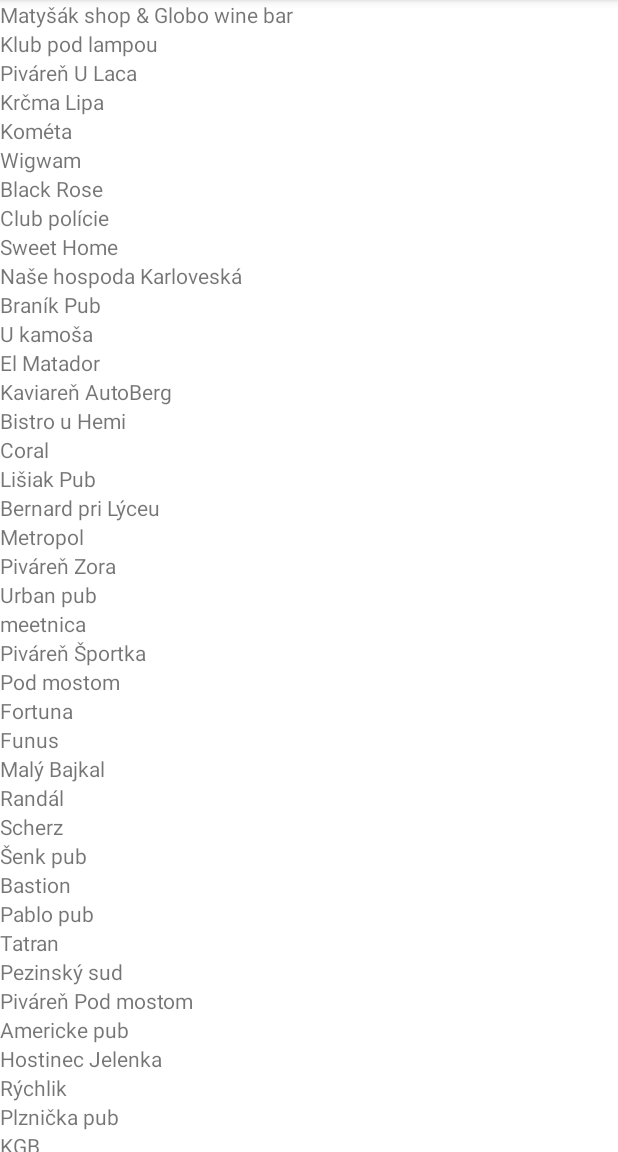
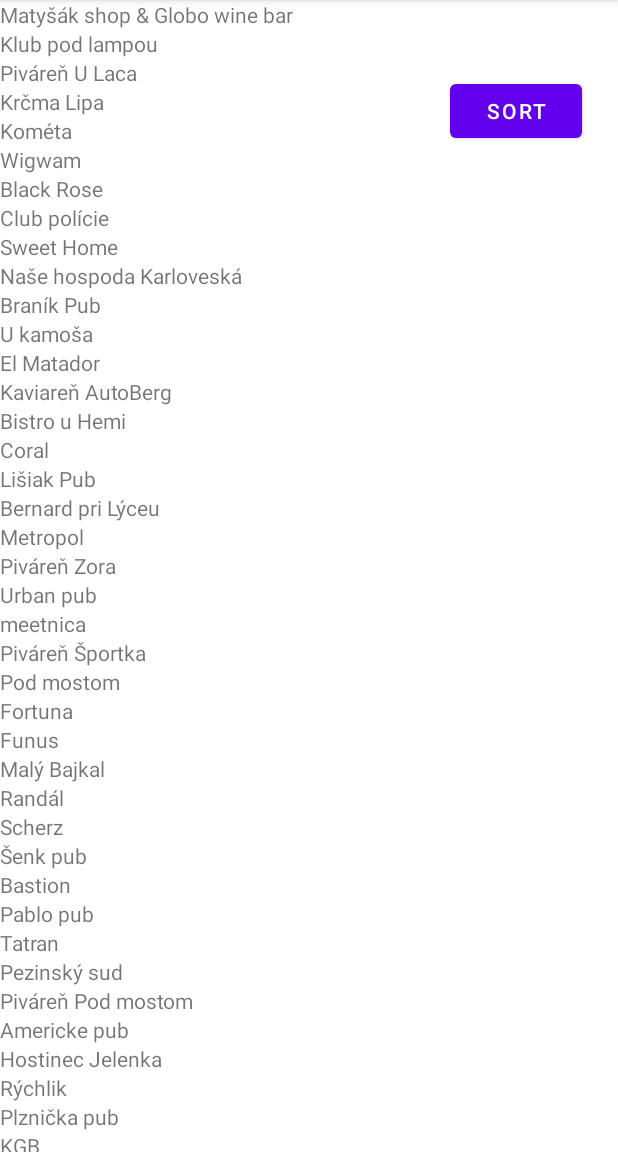
Before and after one commit to cybjorge/Semestralne_zadanie, an Android app: the screen it shows after launch (MainActivity), on a phone screen of 412 x 824 dp, the part 84-1236 px from its top. Run offline under Robolectric (Android 15) with nearby library versions, the phone set to English and light mode, and no system bars.

Commit message:
Z2 - https://android.mpage.sk/cvicenie3.php - sort added and done

```diff
--- a/app/src/main/java/com/example/semestralne_zadanie/ListOfPubs.kt
+++ b/app/src/main/java/com/example/semestralne_zadanie/ListOfPubs.kt
@@ -41,6 +41,12 @@ class ListOfPubs : Fragment() {
         recyclerView?.adapter=ItemAdapter(this, MySingleton.pubs)
         recyclerView?.setHasFixedSize(true)
 
+        view.findViewById<Button>(R.id.sort).setOnClickListener {
+            var list = MySingleton.pubs.sortedByDescending { it.tags.get("name") }
+            list=list.reversed()
+            MySingleton.pubs= list as MutableList<Pub>
+            view.findNavController().navigate(R.id.listOfPubs)
+        }
         return view
     }
 
--- a/app/src/main/java/com/example/semestralne_zadanie/MainActivity.kt
+++ b/app/src/main/java/com/example/semestralne_zadanie/MainActivity.kt
@@ -26,7 +26,6 @@ class MainActivity : AppCompatActivity() {
         val list_of_pubs = jsonFile?.let { PubDatasource().loadPubsFromJson(it) }!!
 
         MySingleton.pubs= list_of_pubs
-        System.out.println("kokot")
 
         setContentView(R.layout.activity_main)
         val navHostFragment = supportFragmentManager.findFragmentById(R.id.nav_host_fragment) as NavHostFragment
--- a/app/src/main/java/com/example/semestralne_zadanie/adapter/ItemAdapter.kt
+++ b/app/src/main/java/com/example/semestralne_zadanie/adapter/ItemAdapter.kt
@@ -11,7 +11,6 @@ import androidx.recyclerview.widget.RecyclerView
 import com.example.semestralne_zadanie.ListOfPubs
 import com.example.semestralne_zadanie.ListOfPubsDirections
 import com.example.semestralne_zadanie.R
-import com.example.semestralne_zadanie.global_pub
 import com.example.semestralne_zadanie.model.Pub
 
 class ItemAdapter(private val context: ListOfPubs, private val dataset: List<Pub>):
--- a/app/src/main/res/layout/fragment_list_of_pubs.xml
+++ b/app/src/main/res/layout/fragment_list_of_pubs.xml
@@ -6,11 +6,22 @@
     tools:context=".ListOfPubs">
 
 
+    <Button
+        android:id="@+id/sort"
+        android:layout_width="wrap_content"
+        android:layout_height="wrap_content"
+        android:layout_marginStart="300dp"
+        android:layout_marginTop="50dp"
+        android:layout_marginEnd="0dp"
+        android:text="Sort" />
+
     <androidx.recyclerview.widget.RecyclerView
         android:id="@+id/recycler_view"
         android:layout_width="match_parent"
         android:layout_height="match_parent"
-        app:layoutManager="androidx.recyclerview.widget.LinearLayoutManager"
         android:scrollbars="vertical"
-        />
+        app:layoutManager="androidx.recyclerview.widget.LinearLayoutManager">
+
+    </androidx.recyclerview.widget.RecyclerView>
+
 </FrameLayout>
```
